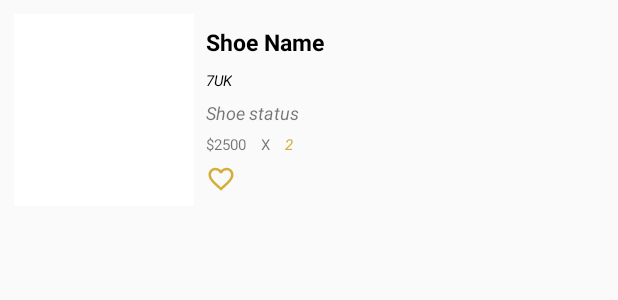
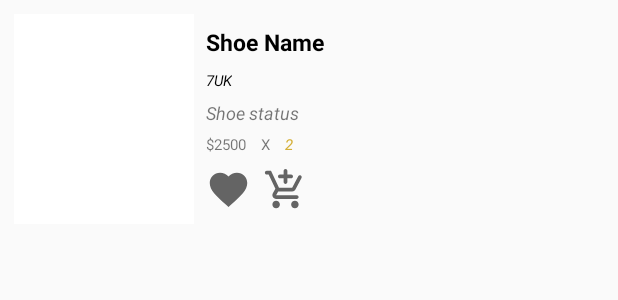
Before and after one commit to TriThuc2321/Zendi, an Android app: the layout wish_item.xml on its own in the app's theme, with its tools: preview values and no code run, on a phone screen of 412 x 824 dp. Shown: the top 300 px of the screen. Run offline under Robolectric (Android 15) with nearby library versions, the phone set to English and light mode, and no system bars; Roboto replaces fonts that are not available here.

Commit message:
Switch shoe between wish and shop

```diff
--- a/app/src/main/java/com/example/zendi_application/DataManager.java
+++ b/app/src/main/java/com/example/zendi_application/DataManager.java
@@ -39,6 +39,7 @@ public class DataManager {
     // Instance
     public static DataManager instance;
     public static List<ShoeInBag> list = new ArrayList<>();
+    public static List<ShoeInBag> shoeInWish = new ArrayList<>();
     // Attributes
     private Uri imageUri;
     private FirebaseStorage storage;
--- a/app/src/main/java/com/example/zendi_application/Introduction.java
+++ b/app/src/main/java/com/example/zendi_application/Introduction.java
@@ -40,7 +40,8 @@ public class Introduction extends AppCompatActivity {
         new Handler().postDelayed(new Runnable() {
             @Override
             public void run() {
-                DataManager.getShoeInBagFromFirestone("InBag",DataManager.list);
+              DataManager.getShoeInBagFromFirestone("InBag",DataManager.list);
+              DataManager.getShoeInBagFromFirestone("InWish",DataManager.shoeInWish);
                 Intent intent = new Intent(Introduction.this,HomeScreen.class);
                 startActivity(intent);
                 finish();
--- a/app/src/main/java/com/example/zendi_application/ViewPagerAdapter.java
+++ b/app/src/main/java/com/example/zendi_application/ViewPagerAdapter.java
@@ -7,6 +7,7 @@ import androidx.fragment.app.FragmentStatePagerAdapter;
 
 import com.example.zendi_application.dropFragment.DropFragment;
 import com.example.zendi_application.shopFragment.ShopFragment;
+import com.example.zendi_application.wishFragment.WishlistFragment;
 
 public class ViewPagerAdapter extends FragmentStatePagerAdapter {
 
--- a/app/src/main/java/com/example/zendi_application/shopFragment/ShopFragment.java
+++ b/app/src/main/java/com/example/zendi_application/shopFragment/ShopFragment.java
@@ -5,6 +5,7 @@ import android.os.Bundle;
 import android.view.LayoutInflater;
 import android.view.View;
 import android.view.ViewGroup;
+import android.widget.AdapterView;
 import android.widget.Button;
 import android.widget.Toast;
 
@@ -63,7 +64,6 @@ public class ShopFragment extends Fragment implements RecyclerViewClickInterface
 
         return view;
     }
-
     String increaseAmount = "One more or swipe down to delete";
     String decreaseAmount = "One less";
     ItemTouchHelper.SimpleCallback simpleCallback = new ItemTouchHelper.SimpleCallback(0,ItemTouchHelper.LEFT|ItemTouchHelper.RIGHT| ItemTouchHelper.DOWN)
@@ -117,6 +117,8 @@ public class ShopFragment extends Fragment implements RecyclerViewClickInterface
     public  void onLongItemClick(int position) {
 
     }
+
+
     public static String total(){
         String total_ ="SETTLE $";
         Integer temp = 0;
--- /dev/null
+++ b/app/src/main/res/drawable/ic_baseline_favorite_24.xml
@@ -0,0 +1,10 @@
+<vector xmlns:android="http://schemas.android.com/apk/res/android"
+    android:width="24dp"
+    android:height="24dp"
+    android:viewportWidth="24"
+    android:viewportHeight="24"
+    android:tint="?attr/colorControlNormal">
+  <path
+      android:fillColor="@android:color/white"
+      android:pathData="M12,21.35l-1.45,-1.32C5.4,15.36 2,12.28 2,8.5 2,5.42 4.42,3 7.5,3c1.74,0 3.41,0.81 4.5,2.09C13.09,3.81 14.76,3 16.5,3 19.58,3 22,5.42 22,8.5c0,3.78 -3.4,6.86 -8.55,11.54L12,21.35z"/>
+</vector>
--- /dev/null
+++ b/app/src/main/res/drawable/ic_round_add_shopping_cart_24.xml
@@ -0,0 +1,10 @@
+<vector xmlns:android="http://schemas.android.com/apk/res/android"
+    android:width="24dp"
+    android:height="24dp"
+    android:viewportWidth="24"
+    android:viewportHeight="24"
+    android:tint="?attr/colorControlNormal">
+  <path
+      android:fillColor="@android:color/white"
+      android:pathData="M12,9L12,9c0.55,0 1,-0.45 1,-1V6h2c0.55,0 1,-0.45 1,-1v0c0,-0.55 -0.45,-1 -1,-1h-2V2c0,-0.55 -0.45,-1 -1,-1h0c-0.55,0 -1,0.45 -1,1v2H9C8.45,4 8,4.45 8,5v0c0,0.55 0.45,1 1,1h2v2C11,8.55 11.45,9 12,9zM7,18c-1.1,0 -1.99,0.9 -1.99,2S5.9,22 7,22s2,-0.9 2,-2S8.1,18 7,18zM17,18c-1.1,0 -1.99,0.9 -1.99,2s0.89,2 1.99,2s2,-0.9 2,-2S18.1,18 17,18zM8.1,13h7.45c0.75,0 1.41,-0.41 1.75,-1.03l3.24,-6.14c0.25,-0.48 0.08,-1.08 -0.4,-1.34v0c-0.49,-0.27 -1.1,-0.08 -1.36,0.41L15.55,11H8.53L4.27,2H2C1.45,2 1,2.45 1,3v0c0,0.55 0.45,1 1,1h1l3.6,7.59l-1.35,2.44C4.52,15.37 5.48,17 7,17h11c0.55,0 1,-0.45 1,-1v0c0,-0.55 -0.45,-1 -1,-1H7L8.1,13z"/>
+</vector>
--- a/app/src/main/res/layout/shop_item.xml
+++ b/app/src/main/res/layout/wish_item.xml
@@ -89,13 +89,18 @@
                 android:layout_width="wrap_content"
                 android:layout_height="wrap_content"
                 android:orientation="horizontal"
-                android:layout_marginTop="6dp">
-
+                android:layout_marginTop="8dp">
+                <ImageView
+                    android:layout_width="30dp"
+                    android:layout_height="30dp"
+                    android:background="@drawable/ic_baseline_favorite_24" />
                 <Button
-                    android:id="@+id/wish_btn"
-                    android:layout_width="20dp"
-                    android:layout_height="20dp"
-                    android:background="@drawable/ic_baseline_favorite_border_24" />
+                    android:id="@+id/shop_btn"
+                    android:layout_width="30dp"
+                    android:layout_height="30dp"
+                    android:background="@drawable/ic_round_add_shopping_cart_24"
+                    android:layout_marginLeft="8dp"
+                    />
 
             </LinearLayout>
 
```
Also changed, not shown: app/src/main/java/com/example/zendi_application/WishlistFragment.java (deleted, +0 -19 lines), app/src/main/java/com/example/zendi_application/shopFragment/ShoeInBagAdapter.java (+50 -6 lines), app/src/main/java/com/example/zendi_application/wishFragment/ShoeInWishAdapter.java (added, +111 -0 lines), app/src/main/java/com/example/zendi_application/wishFragment/WishlistFragment.java (added, +97 -0 lines), app/src/main/res/layout/fragment_wishlist.xml (+9 -1 lines).
